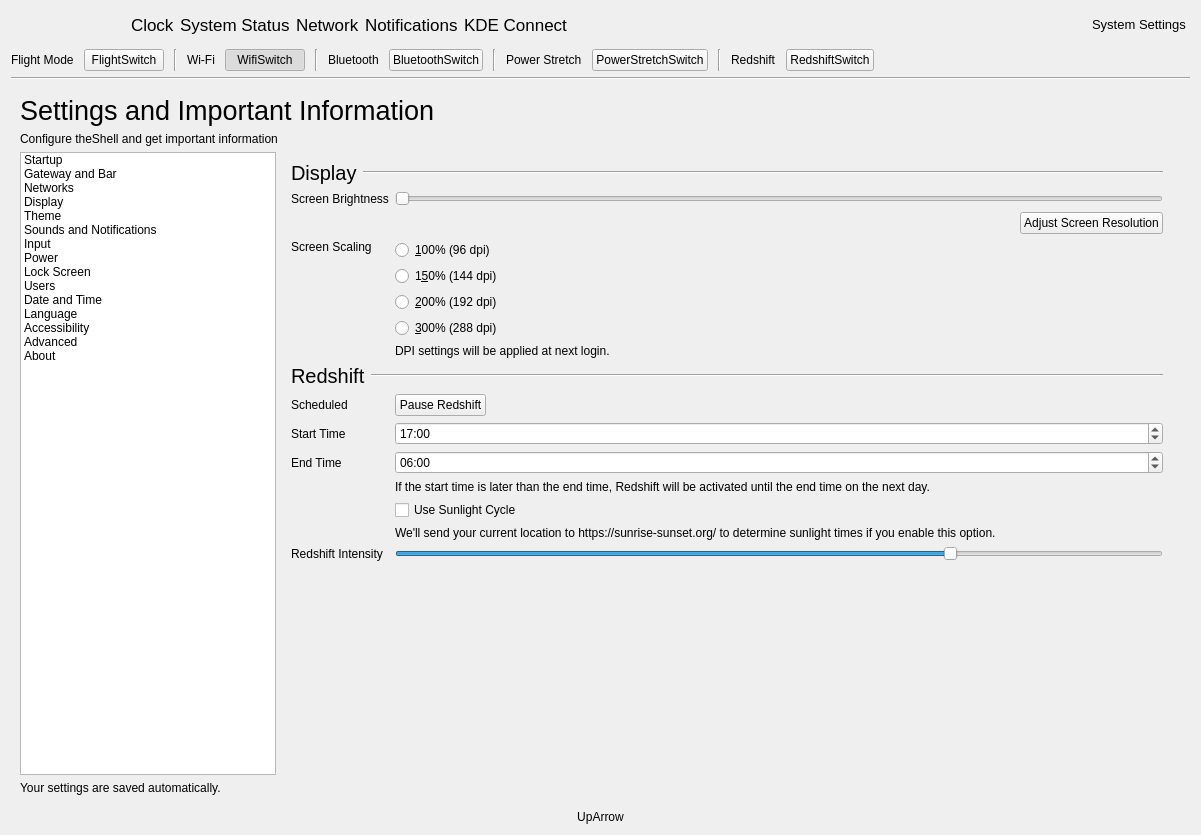
Old version of the form shell/infopanedropdown.ui in the repository vicr123/theshell.
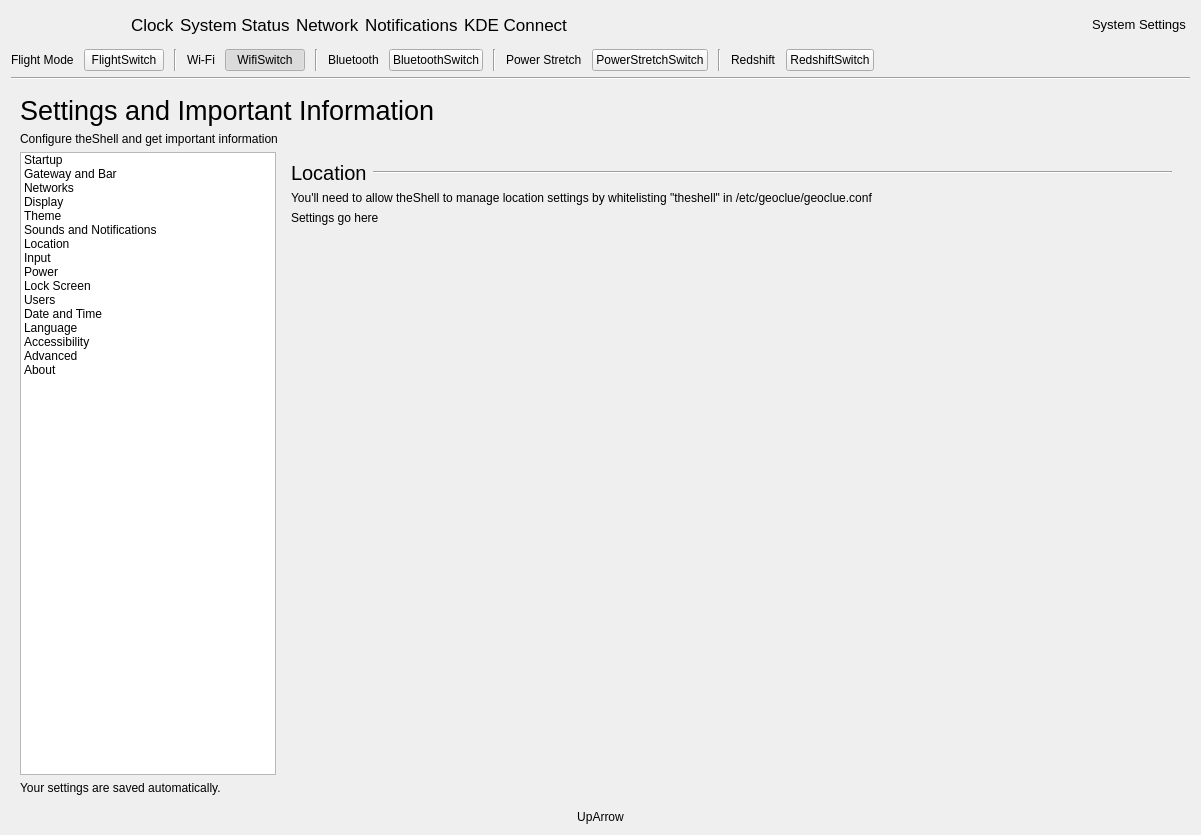
New version of the form. Icons and pictures are not drawn. Custom widgets are drawn as their Qt base class.

Diff of the .ui file:
```diff
--- a/shell/infopanedropdown.ui
+++ b/shell/infopanedropdown.ui
@@ -1861,6 +1861,14 @@
               <normaloff>.</normaloff>.</iconset>
             </property>
            </item>
+           <item>
+            <property name="text">
+             <string>Location</string>
+            </property>
+            <property name="icon">
+             <iconset theme="preferences-system-geolocation"/>
+            </property>
+           </item>
            <item>
             <property name="text">
              <string>Input</string>
@@ -1947,7 +1955,7 @@
          <item>
           <widget class="QStackedWidget" name="settingsTabs">
            <property name="currentIndex">
-            <number>3</number>
+            <number>6</number>
            </property>
            <widget class="QWidget" name="StartupSettings">
             <layout class="QVBoxLayout" name="verticalLayout_9">
@@ -3442,6 +3450,110 @@
              </item>
             </layout>
            </widget>
+           <widget class="QWidget" name="page_18">
+            <layout class="QVBoxLayout" name="verticalLayout_17">
+             <item>
+              <widget class="QFrame" name="displayHeader_10">
+               <property name="frameShape">
+                <enum>QFrame::NoFrame</enum>
+               </property>
+               <property name="frameShadow">
+                <enum>QFrame::Raised</enum>
+               </property>
+               <layout class="QHBoxLayout" name="horizontalLayout_53">
+                <property name="leftMargin">
+                 <number>0</number>
+                </property>
+                <property name="topMargin">
+                 <number>0</number>
+                </property>
+                <property name="rightMargin">
+                 <number>0</number>
+                </property>
+                <property name="bottomMargin">
+                 <number>0</number>
+                </property>
+                <item>
+                 <widget class="QLabel" name="displayLabel_3">
+                  <property name="font">
+                   <font>
+                    <pointsize>15</pointsize>
+                   </font>
+                  </property>
+                  <property name="text">
+                   <string>Location</string>
+                  </property>
+                 </widget>
+                </item>
+                <item>
+                 <widget class="Line" name="displayLine_14">
+                  <property name="sizePolicy">
+                   <sizepolicy hsizetype="Expanding" vsizetype="Fixed">
+                    <horstretch>0</horstretch>
+                    <verstretch>0</verstretch>
+                   </sizepolicy>
+                  </property>
+                  <property name="orientation">
+                   <enum>Qt::Horizontal</enum>
+                  </property>
+                 </widget>
+                </item>
+               </layout>
+              </widget>
+             </item>
+             <item>
+              <widget class="QLabel" name="locationRequireAuthLabel">
+               <property name="text">
+                <string>You'll need to allow theShell to manage location settings by whitelisting &quot;theshell&quot; in /etc/geoclue/geoclue.conf</string>
+               </property>
+              </widget>
+             </item>
+             <item>
+              <widget class="QFrame" name="locationFrame">
+               <property name="frameShape">
+                <enum>QFrame::NoFrame</enum>
+               </property>
+               <property name="frameShadow">
+                <enum>QFrame::Raised</enum>
+               </property>
+               <layout class="QGridLayout" name="gridLayout_23">
+                <property name="leftMargin">
+                 <number>0</number>
+                </property>
+                <property name="topMargin">
+                 <number>0</number>
+                </property>
+                <property name="rightMargin">
+                 <number>0</number>
+                </property>
+                <property name="bottomMargin">
+                 <number>0</number>
+                </property>
+                <item row="0" column="0">
+                 <widget class="QLabel" name="label_97">
+                  <property name="text">
+                   <string>Settings go here</string>
+                  </property>
+                 </widget>
+                </item>
+                <item row="1" column="0">
+                 <spacer name="verticalSpacer_10">
+                  <property name="orientation">
+                   <enum>Qt::Vertical</enum>
+                  </property>
+                  <property name="sizeHint" stdset="0">
+                   <size>
+                    <width>20</width>
+                    <height>40</height>
+                   </size>
+                  </property>
+                 </spacer>
+                </item>
+               </layout>
+              </widget>
+             </item>
+            </layout>
+           </widget>
            <widget class="QWidget" name="InputSettings">
             <layout class="QGridLayout" name="gridLayout_6">
              <item row="2" column="0">
```
Left out of the diff: 4 changed lines with no effect on the pictures.
